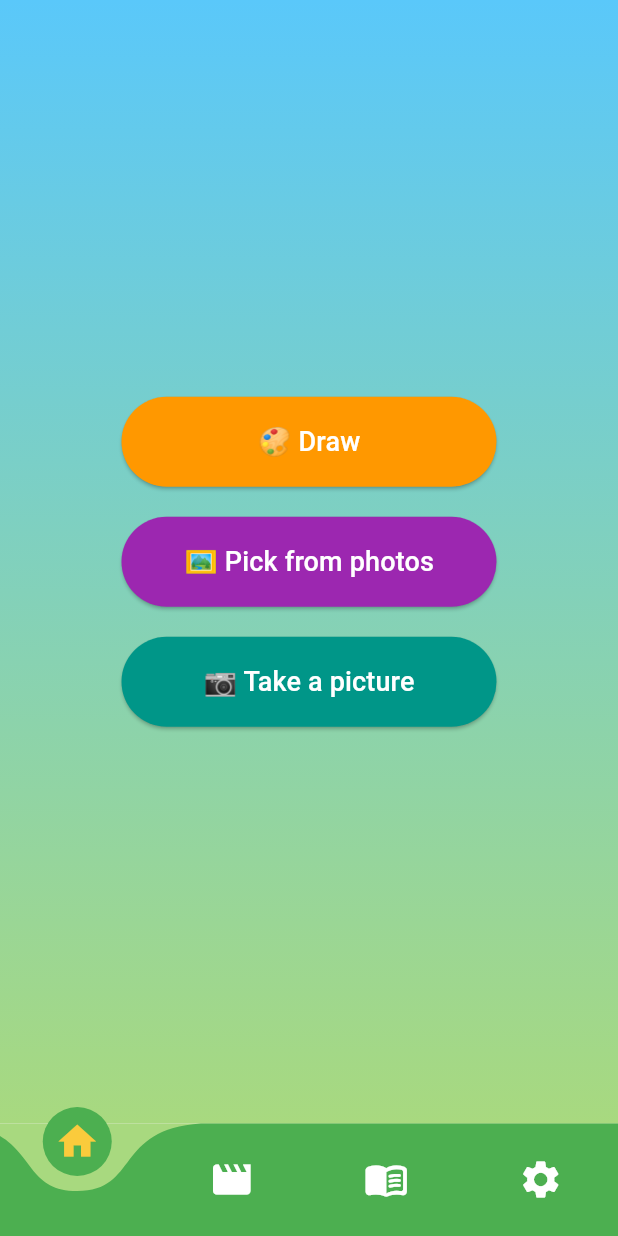
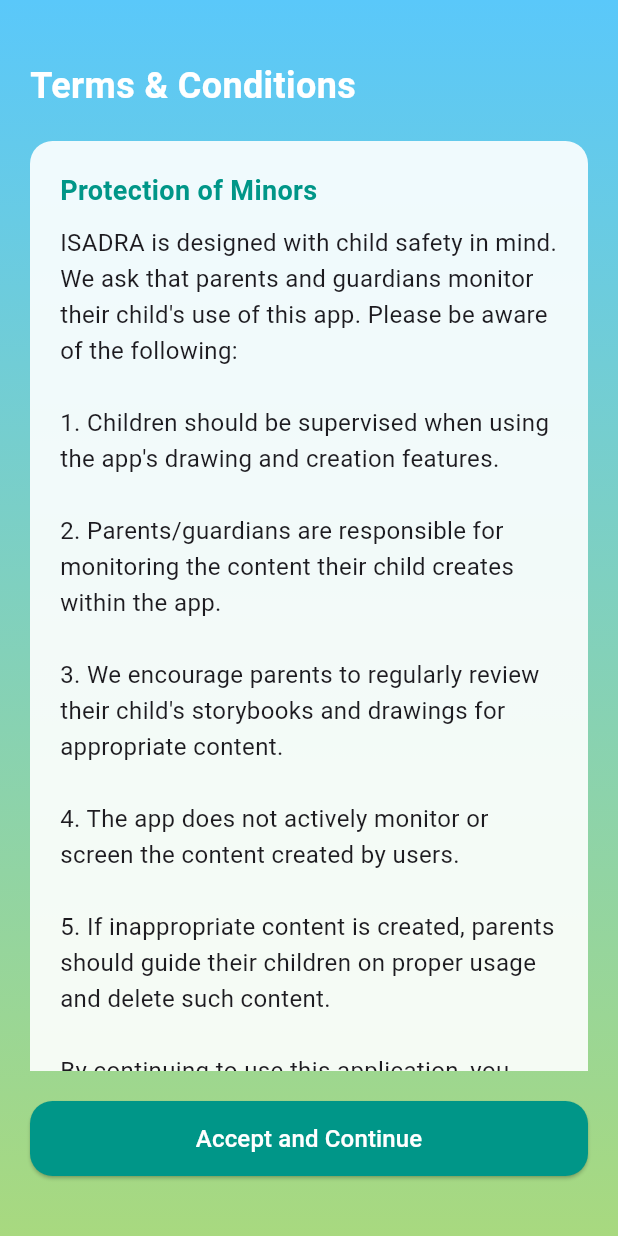
Before and after one commit to shyrxnx/isadra, a Flutter app: the screen it shows after launch, on a phone screen of 412 x 824 dp. Run offline on Flutter 3.47's test engine with Material 3 defaults, Android fonts, the phone set to English and light mode, and no system bars; drawn by our look-alikes of curved_navigation_bar; our stand-ins replace audioplayers, fl_chart, flutter_colorpicker, flutter_dotenv, flutter_image_compress, google_fonts and 3 more.

Commit message:
feat: added terms and conditions

```diff
--- a/lib/core/localization/translations.dart
+++ b/lib/core/localization/translations.dart
@@ -63,6 +63,12 @@ const Map<String, Map<String, String>> translations = {
     'sound_settings': 'Sound Settings',
     'select_sound': 'Select Sound:',
     'sound_on_off': 'Sound:',
+
+    // Terms & Conditions
+    'terms_and_conditions': 'Terms & Conditions',
+    'protection_of_minors': 'Protection of Minors',
+    'protection_of_minors_content': 'ISADRA is designed with child safety in mind. We ask that parents and guardians monitor their child\'s use of this app. Please be aware of the following:\n\n1. Children should be supervised when using the app\'s drawing and creation features.\n\n2. Parents/guardians are responsible for monitoring the content their child creates within the app.\n\n3. We encourage parents to regularly review their child\'s storybooks and drawings for appropriate content.\n\n4. The app does not actively monitor or screen the content created by users.\n\n5. If inappropriate content is created, parents should guide their children on proper usage and delete such content.\n\nBy continuing to use this application, you acknowledge that you understand these terms and will take appropriate measures to ensure the safety of minors using this app.',
+    'accept_and_continue': 'Accept and Continue',
   },
 };
 
--- /dev/null
+++ b/lib/core/services/preferences_service.dart
@@ -0,0 +1,22 @@
+import 'package:shared_preferences/shared_preferences.dart';
+
+class PreferencesService {
+  static const String _termsAcceptedKey = 'terms_accepted';
+
+  // Singleton pattern
+  static final PreferencesService _instance = PreferencesService._internal();
+  factory PreferencesService() => _instance;
+  PreferencesService._internal();
+
+  /// Check if the terms and conditions have been accepted
+  Future<bool> hasAcceptedTerms() async {
+    final prefs = await SharedPreferences.getInstance();
+    return prefs.getBool(_termsAcceptedKey) ?? false;
+  }
+
+  /// Save that the user has accepted the terms and conditions
+  Future<void> setTermsAccepted() async {
+    final prefs = await SharedPreferences.getInstance();
+    await prefs.setBool(_termsAcceptedKey, true);
+  }
+}
--- a/lib/main.dart
+++ b/lib/main.dart
@@ -6,6 +6,8 @@ import 'core/widgets/bottom_nav_bar.dart';
 import 'core/state/processed_image.dart';
 import 'core/services/animation_cache_manager.dart';
 import 'core/services/sound_service.dart';
+import 'core/services/preferences_service.dart';
+import 'views/screens/settings/terms_conditions_screen.dart';
 import 'package:flutter_dotenv/flutter_dotenv.dart';
 
 void main() async {
@@ -72,7 +74,32 @@ class _MyAppState extends State<MyApp> with WidgetsBindingObserver {
       theme: ThemeData(
         primarySwatch: Colors.green,
       ),
-      home: const BottomNavBar(),
+      home: FutureBuilder<bool>(
+        future: PreferencesService().hasAcceptedTerms(),
+        builder: (context, snapshot) {
+          // Check if the future has completed
+          if (snapshot.connectionState == ConnectionState.done) {
+            final bool hasAcceptedTerms = snapshot.data ?? false;
+
+            // If user hasn't accepted terms, show the terms screen
+            if (!hasAcceptedTerms) {
+              return TermsConditionsScreen(
+                isFirstLaunch: true,
+              );
+            }
+
+            // If terms are accepted, show the main app
+            return const BottomNavBar();
+          }
+
+          // Show a loading spinner while waiting
+          return const Scaffold(
+            body: Center(
+              child: CircularProgressIndicator(),
+            ),
+          );
+        },
+      ),
     );
   }
 }
--- a/lib/views/screens/settings/settings_screen.dart
+++ b/lib/views/screens/settings/settings_screen.dart
@@ -5,6 +5,7 @@ import 'sound_settings.dart';
 import 'report_settings.dart';
 import 'tutorial_settings.dart';
 import 'about_settings.dart';
+import 'terms_conditions_screen.dart';
 
 class SettingsScreen extends StatelessWidget with SoundMixin {
   const SettingsScreen({super.key});
@@ -71,6 +72,17 @@ class SettingsScreen extends StatelessWidget with SoundMixin {
                       );
                     },
                   ),
+                  _SettingsItem(
+                    icon: Icons.security,
+                    text: context.tr('terms_and_conditions') ?? 'Terms & Conditions',
+                    onTap: () {
+                      playNavigationSound(context);
+                      Navigator.push(
+                        context,
+                        MaterialPageRoute(builder: (context) => const TermsConditionsScreen()),
+                      );
+                    },
+                  ),
                 ],
               ),
             ),
--- /dev/null
+++ b/lib/views/screens/settings/terms_conditions_screen.dart
@@ -0,0 +1,128 @@
+import 'package:flutter/material.dart';
+import '../../../core/localization/app_localizations.dart';
+import '../../../core/mixins/sound_mixin.dart';
+import '../../../core/services/preferences_service.dart';
+
+class TermsConditionsScreen extends StatelessWidget with SoundMixin {
+  final bool isFirstLaunch;
+
+  const TermsConditionsScreen({
+    this.isFirstLaunch = false,
+    super.key,
+  });
+
+  @override
+  Widget build(BuildContext context) {
+    return Scaffold(
+      body: Container(
+        decoration: const BoxDecoration(
+          gradient: LinearGradient(
+            begin: Alignment.topCenter,
+            end: Alignment.bottomCenter,
+            colors: [Color(0xFF5AC8FA), Color(0xFFA8D97F)],
+          ),
+        ),
+        child: SafeArea(
+          child: Padding(
+            padding: const EdgeInsets.all(20.0),
+            child: Column(
+              crossAxisAlignment: CrossAxisAlignment.start,
+              children: [
+                if (!isFirstLaunch)
+                  IconButton(
+                    icon: const Icon(Icons.arrow_back, color: Colors.white),
+                    onPressed: () {
+                      playNavigationSound(context);
+                      Navigator.pop(context);
+                    },
+                  ),
+                Expanded(
+                  child: SingleChildScrollView(
+                    child: Column(
+                      crossAxisAlignment: CrossAxisAlignment.start,
+                      children: [
+                        const SizedBox(height: 20),
+                        Text(
+                          context.tr('terms_and_conditions') ?? 'Terms and Conditions',
+                          style: const TextStyle(
+                            fontSize: 24,
+                            fontWeight: FontWeight.bold,
+                            color: Colors.white,
+                          ),
+                        ),
+                        const SizedBox(height: 20),
+                        Container(
+                          padding: const EdgeInsets.all(20),
+                          decoration: BoxDecoration(
+                            color: Colors.white.withOpacity(0.9),
+                            borderRadius: BorderRadius.circular(15),
+                          ),
+                          child: Column(
+                            crossAxisAlignment: CrossAxisAlignment.start,
+                            children: [
+                              Text(
+                                context.tr('protection_of_minors') ?? 'Protection of Minors',
+                                style: const TextStyle(
+                                  fontSize: 18,
+                                  fontWeight: FontWeight.bold,
+                                  color: Colors.teal,
+                                ),
+                              ),
+                              const SizedBox(height: 10),
+                              Text(
+                                context.tr('protection_of_minors_content') ??
+                                'ISADRA is designed with child safety in mind. We ask that parents and guardians monitor their child\'s use of this app. Please be aware of the following:\n\n'
+                                '1. Children should be supervised when using the app\'s drawing and creation features.\n\n'
+                                '2. Parents/guardians are responsible for monitoring the content their child creates within the app.\n\n'
+                                '3. We encourage parents to regularly review their child\'s storybooks and drawings for appropriate content.\n\n'
+                                '4. The app does not actively monitor or screen the content created by users.\n\n'
+                                '5. If inappropriate content is created, parents should guide their children on proper usage and delete such content.\n\n'
+                                'By continuing to use this application, you acknowledge that you understand these terms and will take appropriate measures to ensure the safety of minors using this app.',
+                                style: const TextStyle(
+                                  fontSize: 16,
+                                  height: 1.5,
+                                ),
+                              ),
+                            ],
+                          ),
+                        ),
+                      ],
+                    ),
+                  ),
+                ),
+                if (isFirstLaunch)
+                  Padding(
+                    padding: const EdgeInsets.symmetric(vertical: 20.0),
+                    child: SizedBox(
+                      width: double.infinity,
+                      height: 50,
+                      child: ElevatedButton(
+                        onPressed: () async {
+                          playButtonSound(context);
+                          await PreferencesService().setTermsAccepted();
+                          if (context.mounted) {
+                            Navigator.of(context).pop(true); // Return true to indicate acceptance
+                          }
+                        },
+                        style: ElevatedButton.styleFrom(
+                          backgroundColor: Colors.teal,
+                          foregroundColor: Colors.white,
+                          shape: RoundedRectangleBorder(
+                            borderRadius: BorderRadius.circular(15),
+                          ),
+                        ),
+                        child: Text(
+                          context.tr('accept_and_continue') ?? 'Accept and Continue',
+                          style: const TextStyle(fontSize: 16),
+                        ),
+                      ),
+                    ),
+                  ),
+              ],
+            ),
+          ),
+        ),
+      ),
+    );
+  }
+}
```
